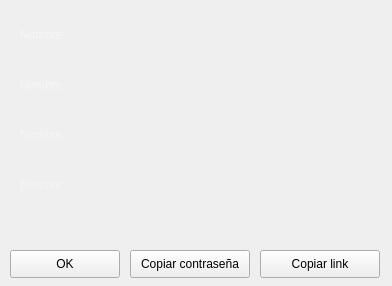
Eptor/Lockdown, file qt_designer/datos_popup.ui: the form before one commit.
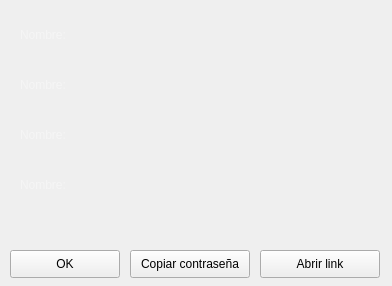
The form after the commit. Icons and pictures are not drawn.

```diff
--- a/qt_designer/datos_popup.ui
+++ b/qt_designer/datos_popup.ui
@@ -120,7 +120,7 @@
     </rect>
    </property>
    <property name="text">
-    <string>Copiar link</string>
+    <string>Abrir link</string>
    </property>
   </widget>
   <widget class="QLabel" name="label">
```
Left out of the diff: 4 changed lines with no effect on the pictures.
